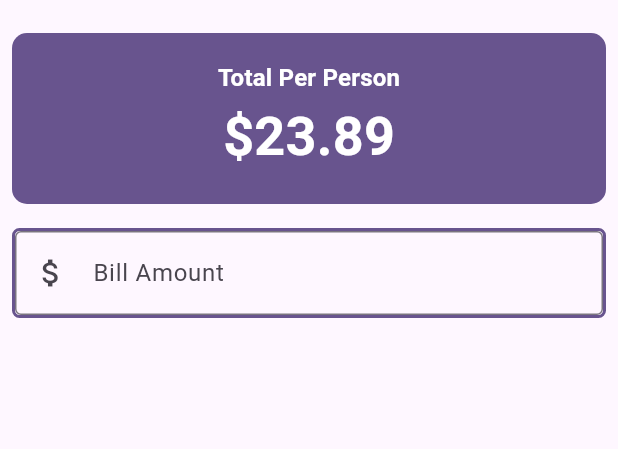
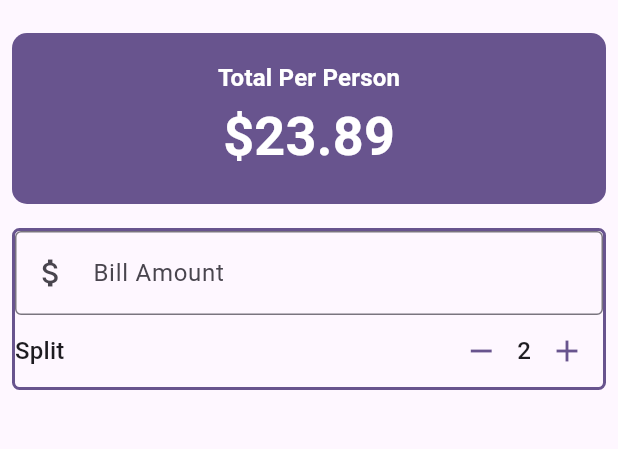
Before and after one commit to lightrao/p24_tip_calculator, a Flutter app: the screen it shows after launch, on a phone screen of 412 x 824 dp, the part 63-512 px from its top. Run offline on Flutter 3.47's test engine with Material 3 defaults, Android fonts, the phone set to English and light mode, and no system bars.

Commit message:
Creating the Split Bill Section

```diff
--- a/lib/main.dart
+++ b/lib/main.dart
@@ -95,6 +95,34 @@ class _UTipState extends State<UTip> {
                         print(value);
                       },
                     ),
+                    Row(
+                      mainAxisAlignment: MainAxisAlignment.spaceBetween,
+                      children: [
+                        Text(
+                          'Split',
+                          style: theme.textTheme.titleMedium,
+                        ),
+                        Row(
+                          children: [
+                            IconButton(
+                              color: theme.colorScheme.primary,
+                              onPressed: () {},
+                              icon: Icon(
+                                Icons.remove,
+                              ),
+                            ),
+                            Text('2', style: theme.textTheme.titleMedium),
+                            IconButton(
+                              color: theme.colorScheme.primary,
+                              onPressed: () {},
+                              icon: Icon(
+                                Icons.add,
+                              ),
+                            ),
+                          ],
+                        )
+                      ],
+                    ),
                   ],
                 ),
               ),
```
